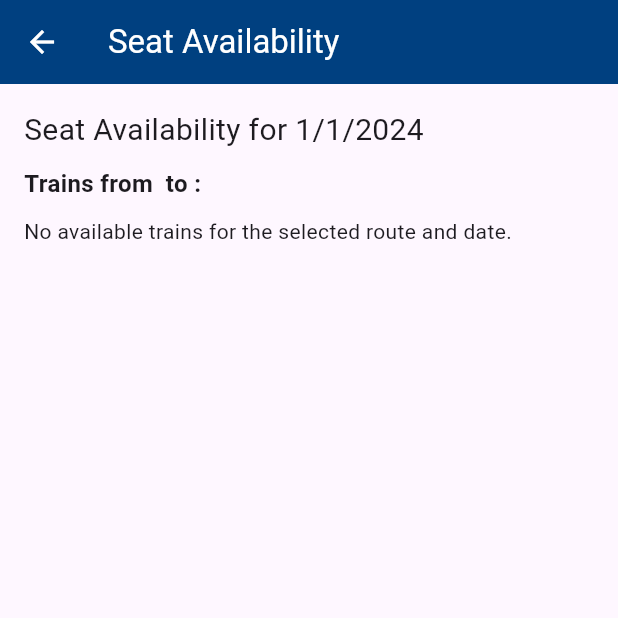
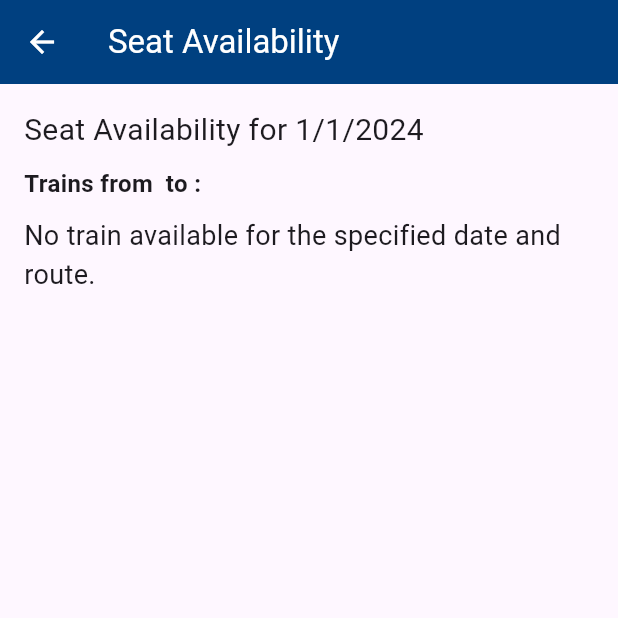
Before and after one commit to P-a-v-a-n-1/railmitra, a Flutter app: the SeatAvailabilityDisplayPage screen opened directly with empty values, on a phone screen of 412 x 824 dp, the top half of it. Run offline on Flutter 3.47's test engine with Material 3 defaults, Android fonts, the light colour scheme and no system bars; our stand-ins replace cloud_firestore, firebase_auth, firebase_core, flutter_typeahead; accounts and stored records are empty.

Commit message:
Update SeatAvailabilityPage.dart

```diff
--- a/lib/SeatAvailabilityPage.dart
+++ b/lib/SeatAvailabilityPage.dart
@@ -54,7 +54,6 @@
   ];
 
   final List<String> stationsList = [
-
     'Guntkal',
     'Ballari',
     'Torangallu',
@@ -205,7 +204,8 @@
         .where('stationName', whereIn: [_fromController.text, _toController.text])
         .get();
 
-    trainNumbers = seatNumbersQuery.docs.map((doc) => doc['trainNumber'] as String).toList();
+    trainNumbers =
+        seatNumbersQuery.docs.map((doc) => doc['trainNumber'] as String).toList();
 
     DateTime? picked = await showDatePicker(
       context: context,
@@ -259,7 +259,6 @@
   ];
   return months[month - 1];
 }
-
 class SeatAvailabilityDisplayPage extends StatelessWidget {
   final DateTime? selectedDate;
   final String sourceStation;
@@ -276,39 +275,12 @@
 
   @override
   Widget build(BuildContext context) {
-    return FutureBuilder<List<TrainAvailability>>(
-      future: fetchSeatAvailabilityInfo(
-        selectedDate,
-        sourceStation,
-        destinationStation,
-      ),
-      builder: (context, snapshot) {
-        if (snapshot.connectionState == ConnectionState.waiting) {
     return Scaffold(
       appBar: AppBar(
         title: Text('Seat Availability'),
       ),
-            body: Center(
-              child: CircularProgressIndicator(),
-            ),
-          );
-        } else if (snapshot.hasError) {
-          return Scaffold(
-            appBar: AppBar(
-              title: Text('Seat Availability'),
-            ),
-            body: Center(
-              child: Text('Error: ${snapshot.error}'),
-            ),
-          );
-        } else {
-          List<TrainAvailability> trainAvailabilityList = snapshot.data ?? [];
-
-          return Scaffold(
-            appBar: AppBar(
-              title: Text('Seat Availability'),
-            ),
-            body: Padding(
+      body: SingleChildScrollView(
+        child: Padding(
           padding: const EdgeInsets.all(16.0),
           child: Column(
             crossAxisAlignment: CrossAxisAlignment.start,
@@ -323,69 +295,112 @@
                 style: TextStyle(fontSize: 16, fontWeight: FontWeight.bold),
               ),
               SizedBox(height: 10),
-                  if (trainAvailabilityList.isNotEmpty)
-                    Column(
-                      crossAxisAlignment: CrossAxisAlignment.start,
+              FutureBuilder<List<TrainAvailability>>(
+                future: fetchSeatAvailabilityInfo(
+                  selectedDate,
+                  sourceStation,
+                  destinationStation,
+                  trainNumbers,
+                ),
+                builder: (context, snapshot) {
+                  if (snapshot.connectionState == ConnectionState.waiting) {
+                    return Center(
+                      child: CircularProgressIndicator(),
+                    );
+                  } else if (snapshot.hasError) {
+                    return Center(
+                      child: Text('Error: ${snapshot.error}'),
+                    );
+                  } else {
+                    List<TrainAvailability> trainAvailabilityList = snapshot.data ?? [];
+
+                    if (trainAvailabilityList.isEmpty) {
+                      return Center(
+                          child: Text(
+                            'No train available for the specified date and route.',
+                            style: TextStyle(fontSize: 18),
+                          ),
+                      );
+                    }
+
+                    return Column(
                       children: trainAvailabilityList.map((trainAvailability) {
-                        return Column(
+                        return Card(
+                          margin: EdgeInsets.symmetric(vertical: 10),
+                          child: Padding(
+                            padding: const EdgeInsets.all(16.0),
+                            child: Column(
                               crossAxisAlignment: CrossAxisAlignment.start,
                               children: [
                                 Text(
                                   'Train Number: ${trainAvailability.trainNumber}',
                                   style: TextStyle(fontSize: 16),
                                 ),
+                                SizedBox(height: 8),
                                 Text(
                                   'Train Name: ${trainAvailability.trainName}',
                                   style: TextStyle(fontSize: 16),
                                 ),
+                                SizedBox(height: 8),
                                 Text(
                                   'General Seats Available: ${trainAvailability.generalSeatsAvailable}',
                                   style: TextStyle(fontSize: 16),
                                 ),
+                                SizedBox(height: 8),
                                 Text(
                                   'AC Seats Available: ${trainAvailability.acSeatsAvailable}',
                                   style: TextStyle(fontSize: 16),
                                 ),
+                                SizedBox(height: 8),
                                 Text(
                                   'Sleeper Seats Available: ${trainAvailability.sleeperSeatsAvailable}',
                                   style: TextStyle(fontSize: 16),
                                 ),
-                            SizedBox(height: 10),
-                          ],
-                        );
-                      }).toList(),
-                    )
-                  else
-                    Text('No available trains for the selected route and date.'),
                               ],
                             ),
                           ),
                         );
+                      }).toList(),
+                    );
                   }
                 },
+              ),
+              SizedBox(height: 20),
+            ],
+          ),
+        ),
+      ),
     );
   }
+}
+
 
 Future<List<TrainAvailability>> fetchSeatAvailabilityInfo(
     DateTime? selectedDate,
     String sourceStation,
     String destinationStation,
+    List<String> trainNumbers,
     ) async {
   try {
     print('Fetching seat availability info for:');
-
     print('Source Station: $sourceStation');
     print('Destination Station: $destinationStation');
 
-      CollectionReference seatsCollection = FirebaseFirestore.instance.collection('seats');
+    CollectionReference seatsCollection =
+    FirebaseFirestore.instance.collection('seats');
 
     String formattedDate = selectedDate != null
         ? "${selectedDate.day}-${_getMonthAbbreviation(selectedDate.month)}-${selectedDate.year}"
         : "";
     print('Selected Date: $formattedDate');
+
+    if (formattedDate != '15-jan-2024') {
+      print('No train available for the specified date: $formattedDate');
+      return [];
+    }
+
     QuerySnapshot<Object?> seatsQuerySnapshot = await seatsCollection
         .where('station name', whereIn: [sourceStation, destinationStation])
-      //.where('date', isEqualTo: formattedDate)
         .get();
 
     print('Raw data from seats collection:');
@@ -403,7 +418,8 @@
     print('Extracted train numbers: $trainNumbers');
 
     if (trainNumbers.isNotEmpty) {
-        CollectionReference trainsCollection = FirebaseFirestore.instance.collection('Trains');
+      CollectionReference trainsCollection =
+      FirebaseFirestore.instance.collection('Trains');
       QuerySnapshot<Object?> trainsQuerySnapshot = await trainsCollection
           .where(FieldPath.documentId, whereIn: trainNumbers)
           .get();
@@ -413,8 +429,10 @@
         print(trainDoc.data());
       });
 
-        List<TrainAvailability> trainAvailabilityList = trainsQuerySnapshot.docs.map((trainDoc) {
-          Map<String, dynamic> trainData = trainDoc.data() as Map<String, dynamic>;
+      List<TrainAvailability> trainAvailabilityList =
+      trainsQuerySnapshot.docs.map((trainDoc) {
+        Map<String, dynamic> trainData =
+        trainDoc.data() as Map<String, dynamic>;
 
         return TrainAvailability(
           trainNumber: trainDoc.id,
@@ -441,7 +459,6 @@
     throw 'Error fetching seat availability info';
   }
 }
-}
 
 class TrainAvailability {
   final String trainNumber;
```
Lines whose indentation alone changed are shown as unchanged.
